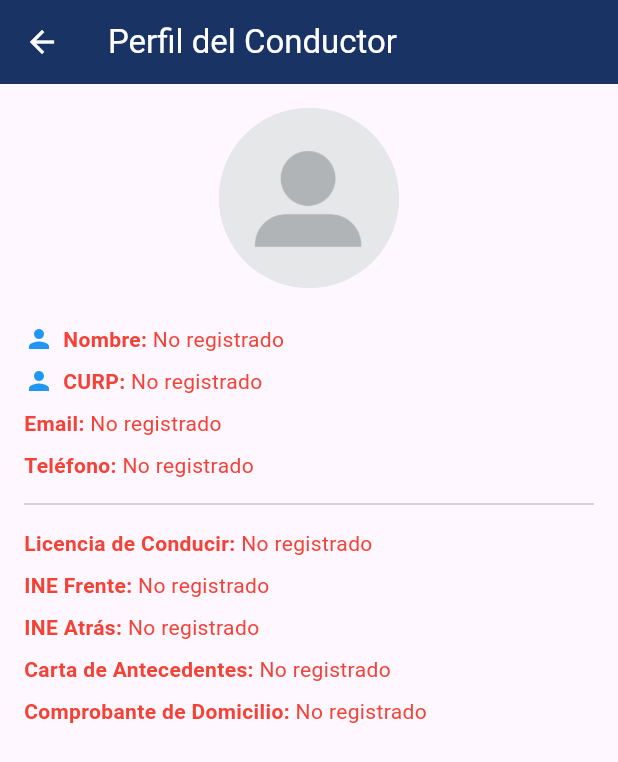
After one commit to JOSUE-zorrilla/primebox, a Flutter app: the PerfilPage screen opened directly, on a phone screen of 412 x 824 dp. The commit adds this screen. Shown: the top 762 px of the screen. Run offline on Flutter 3.47's test engine with Material 3 defaults, Android fonts, the phone set to English and light mode, and no system bars; our stand-ins replace firebase_auth, firebase_core, firebase_database, font_awesome_flutter, geolocator, image_picker and 1 more; missing offline and left inert: qr_code_scanner; accounts and stored records are empty; network calls fail.

Commit message:
UIltima version-

```diff
--- /dev/null
+++ b/lib/perfil_page.dart
@@ -0,0 +1,126 @@
+import 'package:flutter/material.dart';
+import 'package:firebase_auth/firebase_auth.dart';
+import 'package:firebase_database/firebase_database.dart';
+
+class PerfilPage extends StatefulWidget {
+  const PerfilPage({super.key});
+
+  @override
+  State<PerfilPage> createState() => _PerfilPageState();
+}
+
+class _PerfilPageState extends State<PerfilPage> {
+  Map<String, dynamic> conductorData = {};
+  bool loading = true;
+
+  @override
+  void initState() {
+    super.initState();
+    _cargarDatosConductor();
+  }
+
+  Future<void> _cargarDatosConductor() async {
+    final user = FirebaseAuth.instance.currentUser;
+    if (user == null) return;
+
+    final ref = FirebaseDatabase.instance.ref(
+      'projects/proj_bt5YXxta3UeFNhYLsJMtiL/data/Conductores/${user.uid}',
+    );
+
+    final snapshot = await ref.get();
+
+    if (snapshot.exists) {
+      final data = Map<String, dynamic>.from(snapshot.value as Map);
+      setState(() {
+        conductorData = data;
+        loading = false;
+      });
+    } else {
+      setState(() {
+        loading = false;
+      });
+    }
+  }
+
+  Widget _buildCampo(String label, dynamic valor, {bool icono = false}) {
+    final bool existe = valor != null && valor.toString().trim().isNotEmpty;
+    final color = existe ? Colors.black : Colors.red;
+
+    return Row(
+      crossAxisAlignment: CrossAxisAlignment.center,
+      children: [
+        if (icono) const Icon(Icons.person, size: 20, color: Colors.blue),
+        if (icono) const SizedBox(width: 6),
+        Text(
+          '$label: ',
+          style: TextStyle(fontWeight: FontWeight.bold, color: color),
+        ),
+        Expanded(
+          child: Text(
+            existe ? valor.toString() : 'No registrado',
+            style: TextStyle(color: color),
+            overflow: TextOverflow.ellipsis,
+          ),
+        ),
+      ],
+    );
+  }
+
+  @override
+  Widget build(BuildContext context) {
+    final foto = conductorData['Foto'];
+    final nombre = conductorData['Nombre'];
+    final curp = conductorData['Curp'];
+    final email = conductorData['Email'];
+    final telefono = conductorData['Telefono'];
+
+    final licencia = conductorData['LicenciaConducir'];
+    final ineFrente = conductorData['IneFrente'];
+    final ineAtras = conductorData['IneAtras'];
+    final antecedentes = conductorData['CartaAntecedentes'];
+    final comprobante = conductorData['ComprobanteDomicilio'];
+
+    return Scaffold(
+      appBar: AppBar(
+        title: const Text('Perfil del Conductor'),
+        backgroundColor: const Color(0xFF1A3365),
+        foregroundColor: Colors.white,
+      ),
+      body: loading
+          ? const Center(child: CircularProgressIndicator())
+          : Padding(
+              padding: const EdgeInsets.all(16.0),
+              child: ListView(
+                children: [
+                  Center(
+                    child: CircleAvatar(
+                      radius: 60,
+                      backgroundImage: (foto != null && foto.toString().isNotEmpty)
+                          ? NetworkImage(foto)
+                          : const AssetImage('assets/images/default.png') as ImageProvider,
+                    ),
+                  ),
+                  const SizedBox(height: 24),
+                  _buildCampo('Nombre', nombre, icono: true),
+                  const SizedBox(height: 8),
+                  _buildCampo('CURP', curp, icono: true),
+                  const SizedBox(height: 8),
+                  _buildCampo('Email', email),
+                  const SizedBox(height: 8),
+                  _buildCampo('Teléfono', telefono),
+                  const Divider(height: 32),
+                  _buildCampo('Licencia de Conducir', licencia),
+                  const SizedBox(height: 8),
+                  _buildCampo('INE Frente', ineFrente),
+                  const SizedBox(height: 8),
+                  _buildCampo('INE Atrás', ineAtras),
+                  const SizedBox(height: 8),
+                  _buildCampo('Carta de Antecedentes', antecedentes),
+                  const SizedBox(height: 8),
+                  _buildCampo('Comprobante de Domicilio', comprobante),
+                ],
+              ),
+            ),
+    );
+  }
+}
--- a/pubspec.yaml
+++ b/pubspec.yaml
@@ -74,6 +74,7 @@ flutter:
 
   assets:
     - assets/images/primebox_logo.png
+    - assets/images/default.png
 
   # To add assets to your application, add an assets section, like this:
   # assets:
```
Also changed, not shown: lib/multi_guias_page.dart (+3 -13 lines), lib/paqueteDetallePage.dart (+26 -10 lines), lib/paquetes_page.dart (+11 -25 lines), assets/images/default.png (added).
